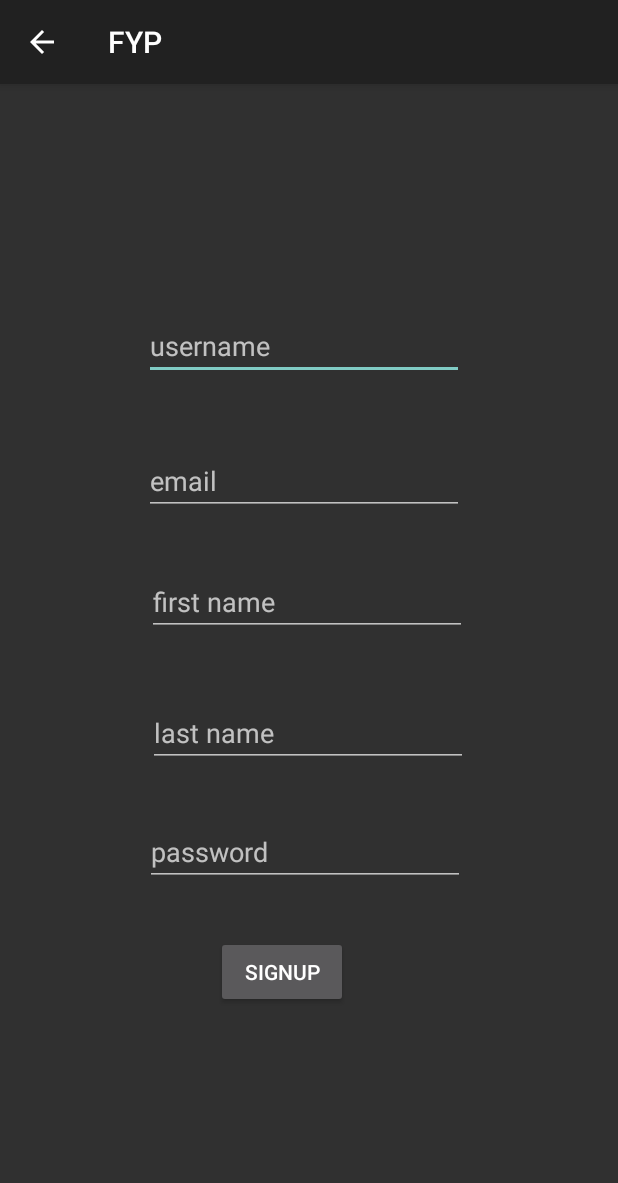
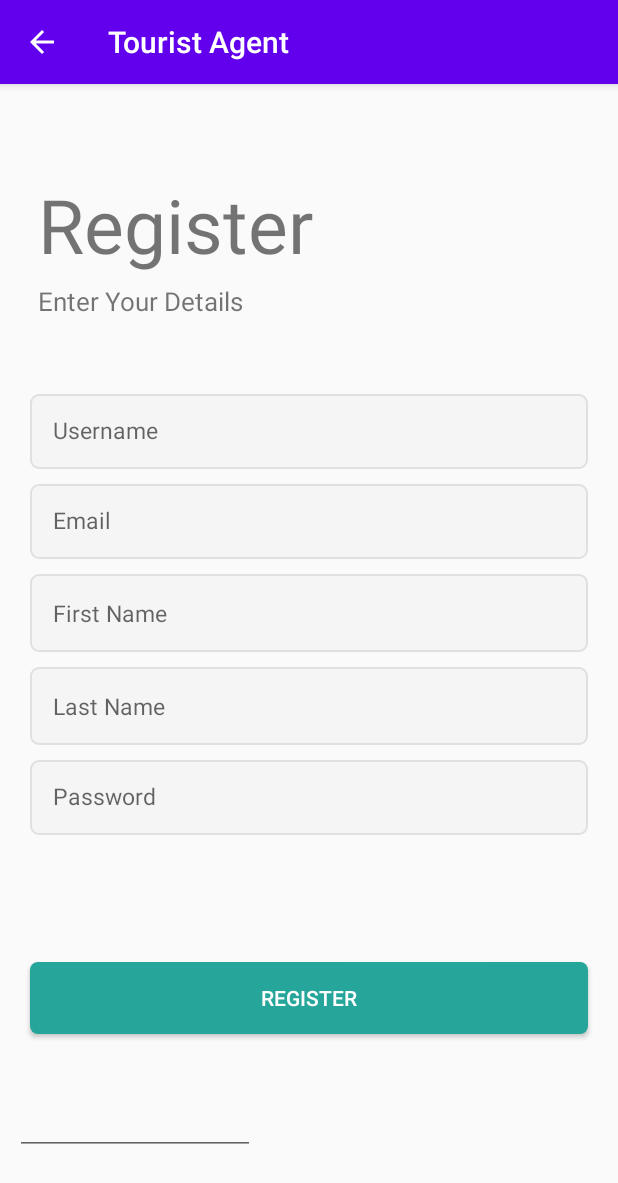
Before and after one commit to KaramFH/AR-Tourism, an Android app: the Register screen opened directly, with no data from a screen before it, on a phone screen of 412 x 824 dp. Shown: the top 1183 px of the screen. Run offline under Robolectric (Android 15) with nearby library versions, the phone set to English and light mode, and no system bars.

Commit message:
Changed layout of the login/register, added few drawables

```diff
--- a/app/src/main/AndroidManifest.xml
+++ b/app/src/main/AndroidManifest.xml
@@ -8,10 +8,10 @@
     <application
         android:allowBackup="true"
         android:icon="@mipmap/ic_launcher"
-        android:label="@string/app_name"
+        android:label="Tourist Agent"
         android:roundIcon="@mipmap/ic_launcher_round"
         android:supportsRtl="true"
-        android:theme="@style/Theme.AppCompat"
+        android:theme="@style/AppTheme"
         android:usesCleartextTraffic="true">
         <activity
             android:name=".HomePage"
--- /dev/null
+++ b/app/src/main/res/drawable/btn_custom.xml
@@ -0,0 +1,14 @@
+<?xml version="1.0" encoding="utf-8"?>
+<shape xmlns:android="http://schemas.android.com/apk/res/android"
+    android:padding="10dp"
+    android:shape="rectangle" >
+
+    <solid android:color="#26a69a" />
+
+    <corners
+        android:bottomLeftRadius="5dp"
+        android:bottomRightRadius="5dp"
+        android:topLeftRadius="5dp"
+        android:topRightRadius="5dp" />
+
+</shape>
--- /dev/null
+++ b/app/src/main/res/drawable/et_custom.xml
@@ -0,0 +1,18 @@
+<?xml version="1.0" encoding="utf-8"?>
+<shape xmlns:android="http://schemas.android.com/apk/res/android"
+    android:padding="10dp"
+    android:shape="rectangle" >
+
+    <solid android:color="#f5f5f5" />
+
+    <stroke
+        android:width="1dp"
+        android:color="#e0e0e0" />
+
+    <corners
+        android:bottomLeftRadius="5dp"
+        android:bottomRightRadius="5dp"
+        android:topLeftRadius="5dp"
+        android:topRightRadius="5dp" />
+
+</shape>
--- a/app/src/main/res/layout/activity_register.xml
+++ b/app/src/main/res/layout/activity_register.xml
@@ -5,89 +5,143 @@
     android:layout_width="match_parent"
     android:layout_height="match_parent"
     tools:context=".Register">
+    <LinearLayout
+        android:layout_width="match_parent"
+        android:layout_height="match_parent"
+        android:orientation="vertical"
+        tools:context=".RegisterFragment">
+
+    <TextView
+        android:id="@+id/tv_logo"
+        android:layout_width="wrap_content"
+        android:layout_height="wrap_content"
+        android:text="@string/register"
+        android:textAlignment="center"
+        android:textSize="50sp"
+        android:layout_marginStart="25dp"
+        android:layout_marginBottom="5dp"
+        android:layout_marginTop="60dp"
+        android:gravity="center_horizontal"
+        android:layout_marginLeft="25dp" />
+
+    <TextView
+        android:id="@+id/tv_subtitle"
+        android:layout_width="wrap_content"
+        android:layout_height="wrap_content"
+        android:text="@string/details"
+        android:textSize="17sp"
+        android:layout_marginStart="25dp"
+        android:layout_marginBottom="50dp"
+        android:layout_marginLeft="25dp" />
 
     <EditText
         android:id="@+id/r_username"
-        android:layout_width="wrap_content"
-        android:layout_height="wrap_content"
-        android:layout_marginStart="97dp"
-        android:layout_marginTop="135dp"
-        android:layout_marginEnd="104dp"
-        android:layout_marginBottom="28dp"
-        android:ems="10"
-        android:hint="username"
+        android:layout_width="match_parent"
+        android:layout_height="50dp"
+        android:layout_marginLeft="20dp"
+        android:layout_marginRight="20dp"
+        android:layout_marginBottom="10dp"
+        android:background="@drawable/et_custom"
+        android:hint="@string/username"
+        android:textColor="@android:color/black"
         android:inputType="textPersonName"
-        app:layout_constraintBottom_toTopOf="@+id/r_email"
-        app:layout_constraintEnd_toEndOf="parent"
-        app:layout_constraintStart_toStartOf="parent"
-        app:layout_constraintTop_toTopOf="parent" />
+        android:padding="15dp"
+        android:textSize="15sp"
+        android:importantForAutofill="no" />
 
     <EditText
         android:id="@+id/r_email"
-        android:layout_width="wrap_content"
-        android:layout_height="wrap_content"
-        android:layout_marginStart="97dp"
-        android:layout_marginEnd="104dp"
-        android:layout_marginBottom="35dp"
-        android:ems="10"
-        android:hint="email"
+        android:layout_width="match_parent"
+        android:layout_height="50dp"
+        android:hint="@string/e_mail"
+        android:layout_marginLeft="20dp"
+        android:layout_marginRight="20dp"
+        android:layout_marginBottom="10dp"
+        android:padding="15dp"
         android:inputType="textEmailAddress"
-        app:layout_constraintBottom_toTopOf="@+id/r_firstname"
-        app:layout_constraintEnd_toEndOf="parent"
-        app:layout_constraintStart_toStartOf="parent" />
+        android:textColor="@android:color/black"
+        android:background="@drawable/et_custom"
+        android:textSize="15sp" />
 
     <EditText
         android:id="@+id/r_firstname"
-        android:layout_width="wrap_content"
+        android:layout_width="match_parent"
         android:layout_height="wrap_content"
-        android:layout_marginStart="99dp"
-        android:layout_marginEnd="102dp"
-        android:layout_marginBottom="42dp"
-        android:ems="10"
-        android:hint="first name"
+        android:layout_marginLeft="20dp"
+        android:layout_marginRight="20dp"
+        android:layout_marginBottom="10dp"
+        android:background="@drawable/et_custom"
+        android:hint="@string/firstname"
         android:inputType="textPersonName"
-        app:layout_constraintBottom_toTopOf="@+id/r_lastname"
-        app:layout_constraintEnd_toEndOf="parent"
-        app:layout_constraintStart_toStartOf="parent" />
+        android:textColor="@android:color/black"
+
+        android:padding="15dp"
+        android:textSize="15sp" />
 
     <EditText
         android:id="@+id/r_lastname"
-        android:layout_width="wrap_content"
+        android:layout_width="match_parent"
         android:layout_height="wrap_content"
-        android:layout_marginStart="100dp"
-        android:layout_marginEnd="101dp"
-        android:layout_marginBottom="34dp"
-        android:ems="10"
-        android:hint="last name"
+        android:layout_marginLeft="20dp"
+        android:layout_marginRight="20dp"
+        android:layout_marginBottom="10dp"
+        android:background="@drawable/et_custom"
+        android:hint="@string/lastname"
+        android:textColor="@android:color/black"
         android:inputType="textPersonName"
-        app:layout_constraintBottom_toTopOf="@+id/r_password"
-        app:layout_constraintEnd_toEndOf="parent"
-        app:layout_constraintStart_toStartOf="parent" />
+        android:padding="15dp"
+        android:textSize="15sp" />
+
+    <RelativeLayout
+        android:layout_width="match_parent"
+        android:layout_height="280dp"
+        android:layout_weight="1">
 
         <EditText
             android:id="@+id/r_password"
-        android:layout_width="wrap_content"
-        android:layout_height="wrap_content"
-        android:layout_marginStart="98dp"
-        android:layout_marginEnd="103dp"
-        android:layout_marginBottom="33dp"
-        android:ems="10"
-        android:hint="password"
+            android:layout_width="match_parent"
+            android:layout_height="50dp"
+            android:layout_marginLeft="20dp"
+            android:layout_marginRight="20dp"
+            android:layout_marginBottom="10dp"
+            android:background="@drawable/et_custom"
+            android:hint="@string/password"
+            android:textColor="@android:color/black"
             android:inputType="textPassword"
-        app:layout_constraintBottom_toTopOf="@+id/bottom_signup"
-        app:layout_constraintEnd_toEndOf="parent"
-        app:layout_constraintStart_toStartOf="parent" />
+            android:padding="15dp"
+            android:textSize="15sp" />
 
         <Button
             android:id="@+id/bottom_signup"
+            android:layout_width="match_parent"
+            android:layout_height="wrap_content"
+            android:layout_centerInParent="true"
+            android:layout_marginLeft="20dp"
+            android:layout_marginRight="20dp"
+            android:layout_marginBottom="30dp"
+            android:onClick="signup"
+            android:background="@drawable/btn_custom"
+            android:text="@string/register"
+            android:textColor="@android:color/white" />
+
+
+
+        <EditText
+            android:id="@+id/et_error"
             android:layout_width="wrap_content"
             android:layout_height="wrap_content"
-        android:layout_marginStart="143dp"
-        android:layout_marginEnd="180dp"
-        android:layout_marginBottom="152dp"
-        android:onClick="signup"
-        android:text="SignUp"
-        app:layout_constraintBottom_toBottomOf="parent"
-        app:layout_constraintEnd_toEndOf="parent"
-        app:layout_constraintStart_toStartOf="parent" />
+            android:layout_alignParentStart="true"
+            android:layout_alignParentLeft="true"
+            android:layout_alignParentBottom="true"
+            android:layout_marginStart="10dp"
+            android:layout_marginLeft="10dp"
+            android:layout_marginBottom="54dp"
+            android:ems="10"
+            android:inputType="textShortMessage"
+            android:textAppearance="@style/TextAppearance.AppCompat.Body1" />
+
+
+    </RelativeLayout>
+
+    </LinearLayout>
 </androidx.constraintlayout.widget.ConstraintLayout>
--- a/app/src/main/res/values/colors.xml
+++ b/app/src/main/res/values/colors.xml
@@ -7,4 +7,7 @@
     <color name="teal_700">#FF018786</color>
     <color name="black">#FF000000</color>
     <color name="white">#FFFFFFFF</color>
+    <color name="colorPrimary">#6200EE</color>
+    <color name="colorPrimaryDark">#3700B3</color>
+    <color name="colorAccent">#03DAC5</color>
 </resources>
--- a/app/src/main/res/values/strings.xml
+++ b/app/src/main/res/values/strings.xml
@@ -1,3 +1,13 @@
 <resources>
-    <string name="app_name">FYP</string>
+    <string name="login">Login</string>
+    <string name="password">Password</string>
+    <string name="e_mail">Email</string>
+    <string name="tag">The Guide for Your Every Need</string>
+    <string name="title">Tourist Agent</string>
+    <string name="details">Enter Your Details</string>
+    <string name="register">Register</string>
+    <string name="your_name">Full Name</string>
+    <string name="username">Username</string>
+    <string name="firstname">First Name</string>
+    <string name="lastname">Last Name</string>
 </resources>
--- /dev/null
+++ b/app/src/main/res/values/styles.xml
@@ -0,0 +1,10 @@
+<resources>
+    <!-- Base application theme. -->
+    <style name="AppTheme" parent="Theme.AppCompat.Light.DarkActionBar">
+        <!-- Customize your theme here. -->
+        <item name="colorPrimary">@color/colorPrimary</item>
+        <item name="colorPrimaryDark">@color/colorPrimaryDark</item>
+        <item name="colorAccent">@color/colorAccent</item>
+    </style>
+
+</resources>
--- a/app/src/main/res/values/themes.xml
+++ b/app/src/main/res/values/themes.xml
@@ -8,7 +8,7 @@
         <!-- Secondary brand color. -->
         <item name="colorSecondary">@color/teal_200</item>
         <item name="colorSecondaryVariant">@color/teal_700</item>
-        <item name="colorOnSecondary">@color/black</item>
+        <item name="colorOnSecondary">@color/white</item>
         <!-- Status bar color. -->
         <item name="android:statusBarColor" tools:targetApi="l">?attr/colorPrimaryVariant</item>
         <!-- Customize your theme here. -->
```
Also changed, not shown: app/build.gradle (+8 -9 lines), app/src/main/res/drawable/ic_launcher_foreground.xml (added, +30 -0 lines), app/src/main/res/layout/activity_main.xml (+74 -56 lines), build.gradle (+18 -3 lines). Lines whose indentation alone changed are shown as unchanged.
